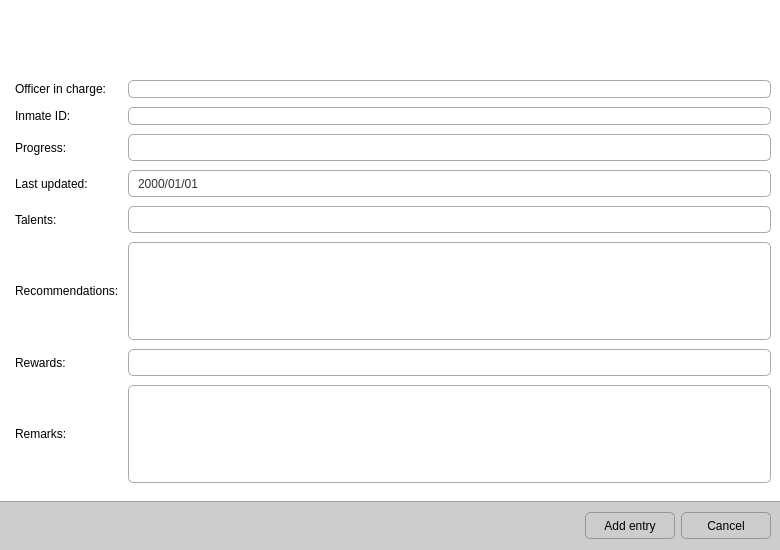
NCNM/PMS_01, file newrehabform.ui: the form before one commit.
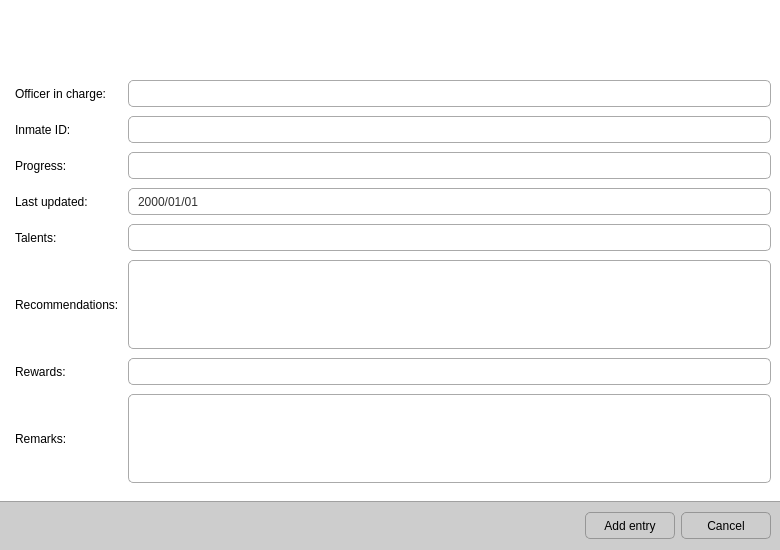
The form after the commit. Icons and pictures are not drawn.

```diff
--- a/newrehabform.ui
+++ b/newrehabform.ui
@@ -431,10 +431,24 @@
           </widget>
          </item>
          <item row="0" column="1">
-          <widget class="QComboBox" name="comboBox_officerInCharge"/>
+          <widget class="QComboBox" name="comboBox_officerInCharge">
+           <property name="minimumSize">
+            <size>
+             <width>0</width>
+             <height>27</height>
+            </size>
+           </property>
+          </widget>
          </item>
          <item row="1" column="1">
-          <widget class="QComboBox" name="comboBox_inmateID"/>
+          <widget class="QComboBox" name="comboBox_inmateID">
+           <property name="minimumSize">
+            <size>
+             <width>0</width>
+             <height>27</height>
+            </size>
+           </property>
+          </widget>
          </item>
         </layout>
        </widget>
```
Left out of the diff: 6 changed lines with no effect on the pictures.
